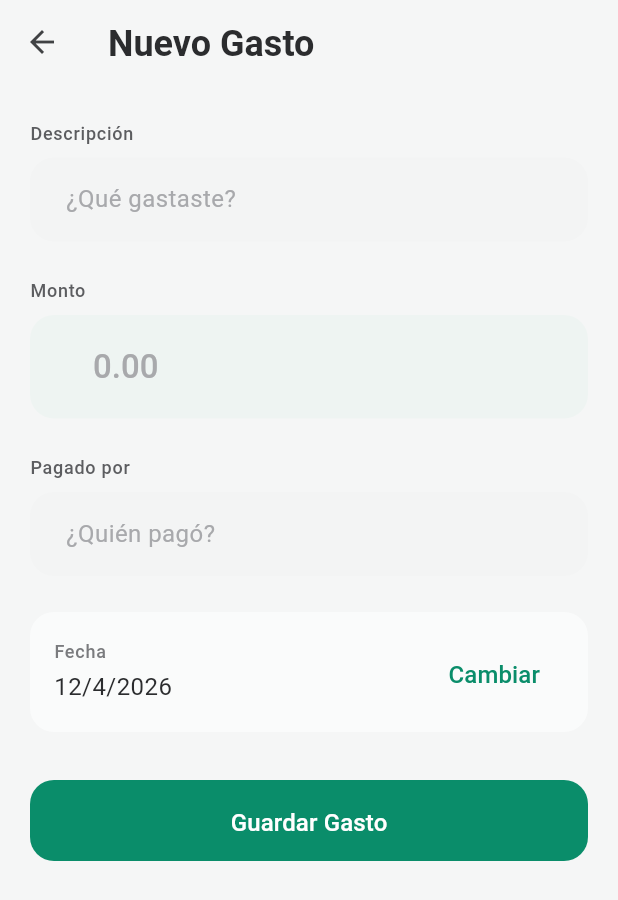
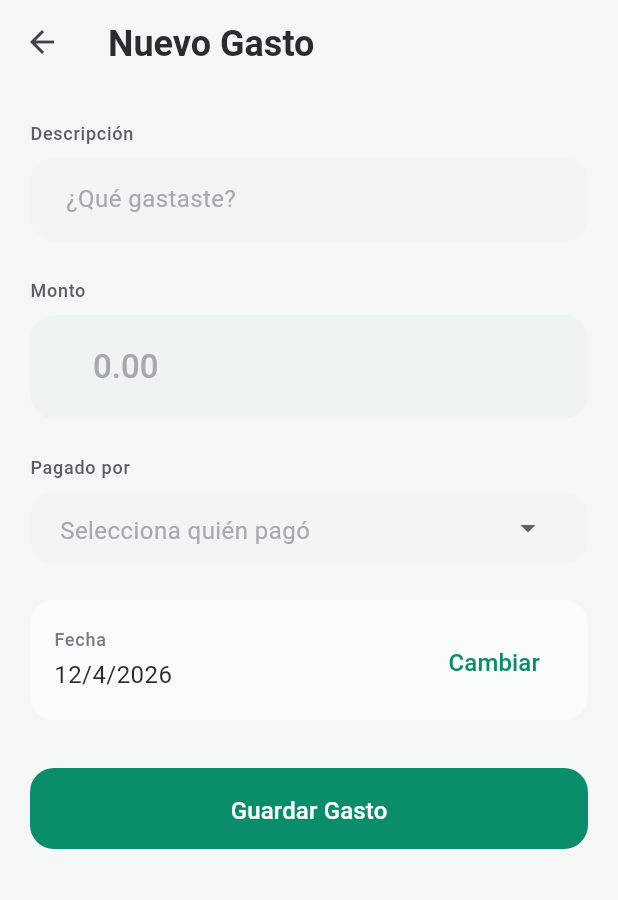
Before and after one commit to knivek91/expensive-app-mobile-poc, a Flutter app: the screen it shows after launch, after a tap on the "add" icon, on a phone screen of 412 x 824 dp. Shown: the top 900 px of the screen. Run offline on Flutter 3.47's test engine with Material 3 defaults, Android fonts, the phone set to English and light mode, and no system bars.

Commit message:
refactor: Update GastoService to use singleton pattern and improve balance retrieval in screens

```diff
--- a/expensiveapp/lib/screens/balance_screen.dart
+++ b/expensiveapp/lib/screens/balance_screen.dart
@@ -10,12 +10,11 @@ class BalanceScreen extends StatefulWidget {
 }
 
 class _BalanceScreenState extends State<BalanceScreen> {
+  late final GastoService _gastoService = GastoService.instance;
+
   @override
   void initState() {
     super.initState();
-    // We can't directly listen to GastosService's stream from here without creating a circular dependency
-    // Instead, we'll create a new instance just for reading data in this screen
-    // Note: In a production app, we'd use a proper state management solution like Provider or Bloc
   }
 
   @override
@@ -327,12 +326,7 @@ class _BalanceScreenState extends State<BalanceScreen> {
   }
 
   Future<Map<String, double>> _getBalances() async {
-    // Create a temporary service instance to get the data
-    final tempService = GastoService();
-    try {
-      return tempService.obtenerBalances();
-    } finally {
-      tempService.dispose();
-    }
+    // Use singleton service to get balances
+    return _gastoService.obtenerBalances();
   }
 }
--- a/expensiveapp/lib/screens/gasto_crear_screen.dart
+++ b/expensiveapp/lib/screens/gasto_crear_screen.dart
@@ -12,7 +12,7 @@ class GastoCrearScreen extends StatefulWidget {
 
 class _GastoCrearScreenState extends State<GastoCrearScreen> {
   final _formKey = GlobalKey<FormState>();
-  final GastoService _gastoService = GastoService();
+  final GastoService _gastoService = GastoService.instance;
   final TextEditingController _descripcionController = TextEditingController();
   final TextEditingController _montoController = TextEditingController();
   final TextEditingController _pagadoPorController = TextEditingController();
@@ -201,7 +201,7 @@ class _GastoCrearScreenState extends State<GastoCrearScreen> {
 
               const SizedBox(height: FiscalAtelierTheme.space24),
 
-              // Pagado por field - Filled style with background shift on focus
+              // Pagado por field - Dropdown with two options
               Text(
                 'Pagado por',
                 style: FiscalAtelierTheme.labelMd.copyWith(
@@ -209,21 +209,50 @@ class _GastoCrearScreenState extends State<GastoCrearScreen> {
                 ),
               ),
               const SizedBox(height: FiscalAtelierTheme.space8),
-              _buildTextField(
-                controller: _pagadoPorController,
-                hintText: '¿Quién pagó?',
+              Container(
+                padding: const EdgeInsets.symmetric(
+                  horizontal: FiscalAtelierTheme.space16,
+                ),
+                decoration: BoxDecoration(
+                  color: FiscalAtelierTheme.surfaceSubtle,
+                  borderRadius: BorderRadius.circular(
+                    FiscalAtelierTheme.radiusMd,
+                  ),
+                ),
+                child: DropdownButtonFormField<String>(
+                  value: _pagadoPorController.text.isEmpty
+                      ? null
+                      : _pagadoPorController.text,
+                  decoration: const InputDecoration(
+                    border: InputBorder.none,
+                    contentPadding: EdgeInsets.zero,
+                  ),
+                  hint: Text(
+                    'Selecciona quién pagó',
+                    style: FiscalAtelierTheme.bodyMd.copyWith(
+                      color: FiscalAtelierTheme.neutral400,
+                    ),
+                  ),
                   style: FiscalAtelierTheme.bodyMd.copyWith(
                     color: FiscalAtelierTheme.neutral800,
                   ),
-                hintStyle: FiscalAtelierTheme.bodyMd.copyWith(
-                  color: FiscalAtelierTheme.neutral400,
-                ),
+                  dropdownColor: FiscalAtelierTheme.surfaceElevated,
+                  items: const [
+                    DropdownMenuItem(value: 'Sienna', child: Text('Sienna')),
+                    DropdownMenuItem(value: 'Robert', child: Text('Robert')),
+                  ],
+                  onChanged: (value) {
+                    if (value != null) {
+                      _pagadoPorController.text = value;
+                    }
+                  },
                   validator: (value) {
                     if (value == null || value.trim().isEmpty) {
-                    return 'Ingresa quién pagó';
+                      return 'Selecciona quién pagó';
                     }
                     return null;
                   },
+                ),
               ),
 
               const SizedBox(height: FiscalAtelierTheme.space24),
--- a/expensiveapp/lib/screens/gastos_lista_screen.dart
+++ b/expensiveapp/lib/screens/gastos_lista_screen.dart
@@ -13,18 +13,17 @@ class GastosListaScreen extends StatefulWidget {
 }
 
 class _GastosListaScreenState extends State<GastosListaScreen> {
-  final GastoService _gastoService = GastoService();
   late Stream<List<Gasto>> _gastosStream;
 
   @override
   void initState() {
     super.initState();
-    _gastosStream = _gastoService.gastosStream;
+    _gastosStream = GastoService.instance.gastosStream;
   }
 
   @override
   void dispose() {
-    _gastoService.dispose();
+    // Don't dispose singleton service
     super.dispose();
   }
 
@@ -69,18 +68,22 @@ class _GastosListaScreenState extends State<GastosListaScreen> {
       body: StreamBuilder<List<Gasto>>(
         stream: _gastosStream,
         builder: (context, snapshot) {
-          // 1. First check for loading state (initial load delays)
-          if (snapshot.connectionState == ConnectionState.waiting) {
+          // Only show loader if truly waiting AND no data received yet
+          if (snapshot.connectionState == ConnectionState.waiting &&
+              snapshot.data == null) {
             return const Center(child: CircularProgressIndicator());
           }
 
-          // 2. Then check for error state
+          // For errors
           if (snapshot.hasError) {
             return Center(child: Text('Error: ${snapshot.error}'));
           }
 
-          // 3. Then check if no data or data is empty
-          if (!snapshot.hasData || (snapshot.data as List<Gasto>).isEmpty) {
+          // Get data - default to empty list if null
+          final gastos = snapshot.data ?? <Gasto>[];
+
+          // Show empty state if no data
+          if (gastos.isEmpty) {
             return Center(
               child: Column(
                 mainAxisAlignment: MainAxisAlignment.center,
@@ -107,11 +110,7 @@ class _GastosListaScreenState extends State<GastosListaScreen> {
             );
           }
 
-          // 4. Finally show the list when we have data and it's not empty
-          final gastos = snapshot.data as List<Gasto>;
-
-          // ListView.builder with spacing instead of Divider
-          // No bottom padding needed - FAB handles visual balance
+          // Show list
           return ListView.builder(
             padding: const EdgeInsets.symmetric(
               horizontal: FiscalAtelierTheme.paddingScreenHorizontal,
--- a/expensiveapp/lib/services/gasto_service.dart
+++ b/expensiveapp/lib/services/gasto_service.dart
@@ -2,14 +2,25 @@ import 'dart:async';
 import '../models/gasto.dart';
 
 class GastoService {
+  static GastoService? _instance;
+
   final List<Gasto> _gastos = [];
   final StreamController<List<Gasto>> _gastosController =
       StreamController<List<Gasto>>.broadcast();
 
   Stream<List<Gasto>> get gastosStream => _gastosController.stream;
 
-  GastoService() {
+  factory GastoService() {
+    return instance;
+  }
+
+  GastoService._internal() {
     _gastosController.add(_gastos);
+  }
+
+  static GastoService get instance {
+    _instance ??= GastoService._internal();
+    return _instance!;
   }
 
   Future<void> agregarGasto(Gasto gasto) async {
```
Also changed, not shown: 1 other file. Lines whose indentation alone changed are shown as unchanged.
